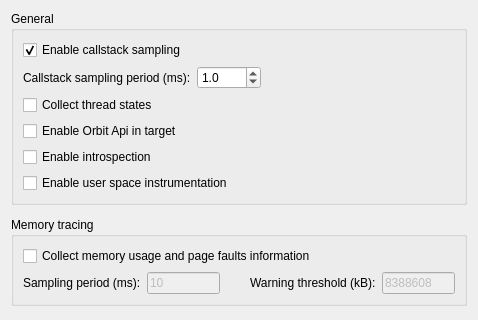
Old version of the form src/OrbitQt/CaptureOptionsDialog.ui in the repository google/orbit; both pictures show x 0 to 478 and y 0 to 320 of the 478 by 469 pixel window.
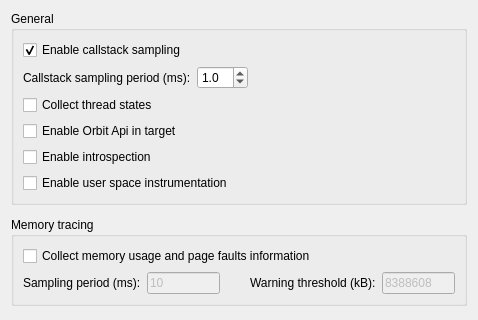
New version of the form.

Commit message: Reduce max callstack sampling period in CaptureOptions to 10 ms

What changed in the file:
```diff
--- a/src/OrbitQt/CaptureOptionsDialog.ui
+++ b/src/OrbitQt/CaptureOptionsDialog.ui
@@ -77,7 +77,7 @@
                 <double>0.100000000000000</double>
                </property>
                <property name="maximum">
-                <double>1000.000000000000000</double>
+                <double>10.000000000000000</double>
                </property>
                <property name="stepType">
                 <enum>QAbstractSpinBox::AdaptiveDecimalStepType</enum>
```
Left out of the diff: 4 changed lines with no effect on the pictures.
